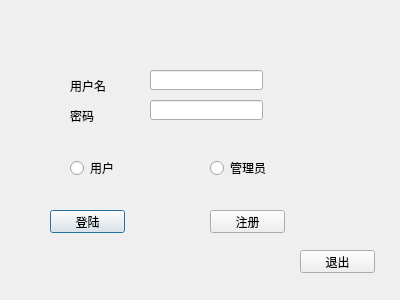
First picture: the form in login.ui, repository TommyLee96/flight-management, before the edit.
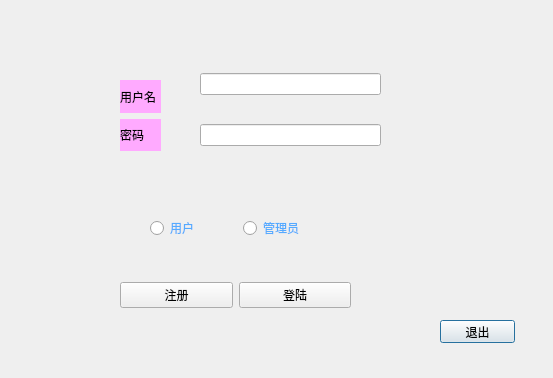
Second picture: the form after the edit. Icons and pictures are not drawn.

```diff
--- a/login.ui
+++ b/login.ui
@@ -6,93 +6,24 @@
    <rect>
     <x>0</x>
     <y>0</y>
-    <width>400</width>
-    <height>300</height>
+    <width>553</width>
+    <height>378</height>
    </rect>
   </property>
   <property name="windowTitle">
    <string>Dialog</string>
   </property>
-  <widget class="QPushButton" name="pushButton">
-   <property name="geometry">
-    <rect>
-     <x>50</x>
-     <y>210</y>
-     <width>75</width>
-     <height>23</height>
-    </rect>
-   </property>
-   <property name="text">
-    <string>登陆</string>
-   </property>
-  </widget>
-  <widget class="QPushButton" name="pushButton_2">
-   <property name="geometry">
-    <rect>
-     <x>210</x>
-     <y>210</y>
-     <width>75</width>
-     <height>23</height>
-    </rect>
-   </property>
-   <property name="text">
-    <string>注册</string>
-   </property>
-  </widget>
-  <widget class="QRadioButton" name="radioButton_user">
-   <property name="geometry">
-    <rect>
-     <x>70</x>
-     <y>160</y>
-     <width>89</width>
-     <height>16</height>
-    </rect>
-   </property>
-   <property name="text">
-    <string>用户</string>
-   </property>
-  </widget>
-  <widget class="QRadioButton" name="radioButton_admin">
-   <property name="geometry">
-    <rect>
-     <x>210</x>
-     <y>160</y>
-     <width>89</width>
-     <height>16</height>
-    </rect>
-   </property>
-   <property name="text">
-    <string>管理员</string>
-   </property>
-  </widget>
-  <widget class="QLineEdit" name="lineEdit_username">
-   <property name="geometry">
-    <rect>
-     <x>150</x>
-     <y>70</y>
-     <width>113</width>
-     <height>20</height>
-    </rect>
-   </property>
-  </widget>
-  <widget class="QLineEdit" name="lineEdit_password">
-   <property name="geometry">
-    <rect>
-     <x>150</x>
-     <y>100</y>
-     <width>113</width>
-     <height>20</height>
-    </rect>
-   </property>
-   <property name="echoMode">
-    <enum>QLineEdit::Password</enum>
-   </property>
-  </widget>
+  <property name="autoFillBackground">
+   <bool>true</bool>
+  </property>
+  <property name="sizeGripEnabled">
+   <bool>false</bool>
+  </property>
   <widget class="QPushButton" name="pushButton_3">
    <property name="geometry">
     <rect>
-     <x>300</x>
-     <y>250</y>
+     <x>440</x>
+     <y>320</y>
      <width>75</width>
      <height>23</height>
     </rect>
@@ -101,32 +32,142 @@
     <string>退出</string>
    </property>
   </widget>
-  <widget class="QLabel" name="label">
+  <widget class="QWidget" name="verticalLayoutWidget">
    <property name="geometry">
     <rect>
-     <x>70</x>
+     <x>200</x>
+     <y>50</y>
+     <width>181</width>
+     <height>121</height>
+    </rect>
+   </property>
+   <layout class="QVBoxLayout" name="verticalLayout">
+    <item>
+     <widget class="QLineEdit" name="lineEdit_username"/>
+    </item>
+    <item>
+     <widget class="QLineEdit" name="lineEdit_password">
+      <property name="echoMode">
+       <enum>QLineEdit::Password</enum>
+      </property>
+     </widget>
+    </item>
+   </layout>
+  </widget>
+  <widget class="QWidget" name="verticalLayoutWidget_2">
+   <property name="geometry">
+    <rect>
+     <x>120</x>
      <y>80</y>
-     <width>54</width>
-     <height>12</height>
+     <width>41</width>
+     <height>71</height>
     </rect>
    </property>
-   <property name="text">
-    <string>用户名</string>
+   <layout class="QVBoxLayout" name="verticalLayout_2">
+    <item>
+     <widget class="QLabel" name="label">
+      <property name="styleSheet">
+       <string notr="true">background-color: rgb(255, 170, 255);</string>
+      </property>
+      <property name="text">
+       <string>用户名</string>
+      </property>
+     </widget>
+    </item>
+    <item>
+     <widget class="QLabel" name="label_2">
+      <property name="styleSheet">
+       <string notr="true">background-color: rgb(255, 170, 255);</string>
+      </property>
+      <property name="text">
+       <string>密码</string>
+      </property>
+     </widget>
+    </item>
+   </layout>
+  </widget>
+  <widget class="QWidget" name="horizontalLayoutWidget_2">
+   <property name="geometry">
+    <rect>
+     <x>120</x>
+     <y>240</y>
+     <width>231</width>
+     <height>111</height>
+    </rect>
    </property>
+   <layout class="QHBoxLayout" name="horizontalLayout_2">
+    <item>
+     <widget class="QPushButton" name="pushButton_2">
+      <property name="text">
+       <string>注册</string>
+      </property>
+     </widget>
+    </item>
+    <item>
+     <widget class="QPushButton" name="pushButton">
+      <property name="text">
+       <string>登陆</string>
+      </property>
+     </widget>
+    </item>
+   </layout>
   </widget>
-  <widget class="QLabel" name="label_2">
+  <widget class="QLabel" name="label_3">
    <property name="geometry">
     <rect>
-     <x>70</x>
-     <y>110</y>
-     <width>54</width>
-     <height>12</height>
+     <x>0</x>
+     <y>0</y>
+     <width>551</width>
+     <height>371</height>
     </rect>
    </property>
+   <property name="styleSheet">
+    <string notr="true">border-image: url(:/images/5.png);</string>
+   </property>
    <property name="text">
-    <string>密码</string>
+    <string/>
    </property>
   </widget>
+  <widget class="QWidget" name="horizontalLayoutWidget">
+   <property name="geometry">
+    <rect>
+     <x>150</x>
+     <y>170</y>
+     <width>179</width>
+     <height>117</height>
+    </rect>
+   </property>
+   <layout class="QHBoxLayout" name="horizontalLayout">
+    <item>
+     <widget class="QRadioButton" name="radioButton_user">
+      <property name="styleSheet">
+       <string notr="true">color: rgb(85, 170, 255);
+font: 75 12pt &quot;Arial&quot;;</string>
+      </property>
+      <property name="text">
+       <string>用户</string>
+      </property>
+     </widget>
+    </item>
+    <item>
+     <widget class="QRadioButton" name="radioButton_admin">
+      <property name="styleSheet">
+       <string notr="true">color: rgb(85, 170, 255);
+font: 75 12pt &quot;Arial&quot;;</string>
+      </property>
+      <property name="text">
+       <string>管理员</string>
+      </property>
+     </widget>
+    </item>
+   </layout>
+  </widget>
+  <zorder>label_3</zorder>
+  <zorder>pushButton_3</zorder>
+  <zorder>verticalLayoutWidget</zorder>
+  <zorder>verticalLayoutWidget_2</zorder>
+  <zorder>horizontalLayoutWidget_2</zorder>
+  <zorder>horizontalLayoutWidget</zorder>
  </widget>
  <resources/>
  <connections/>
```
